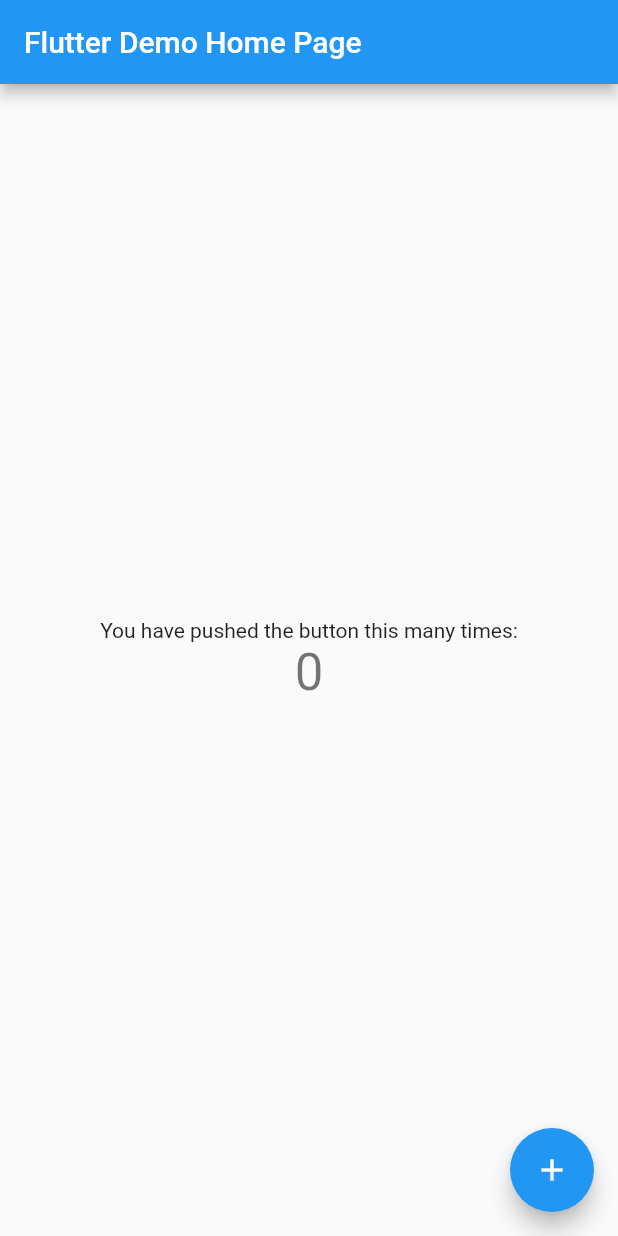
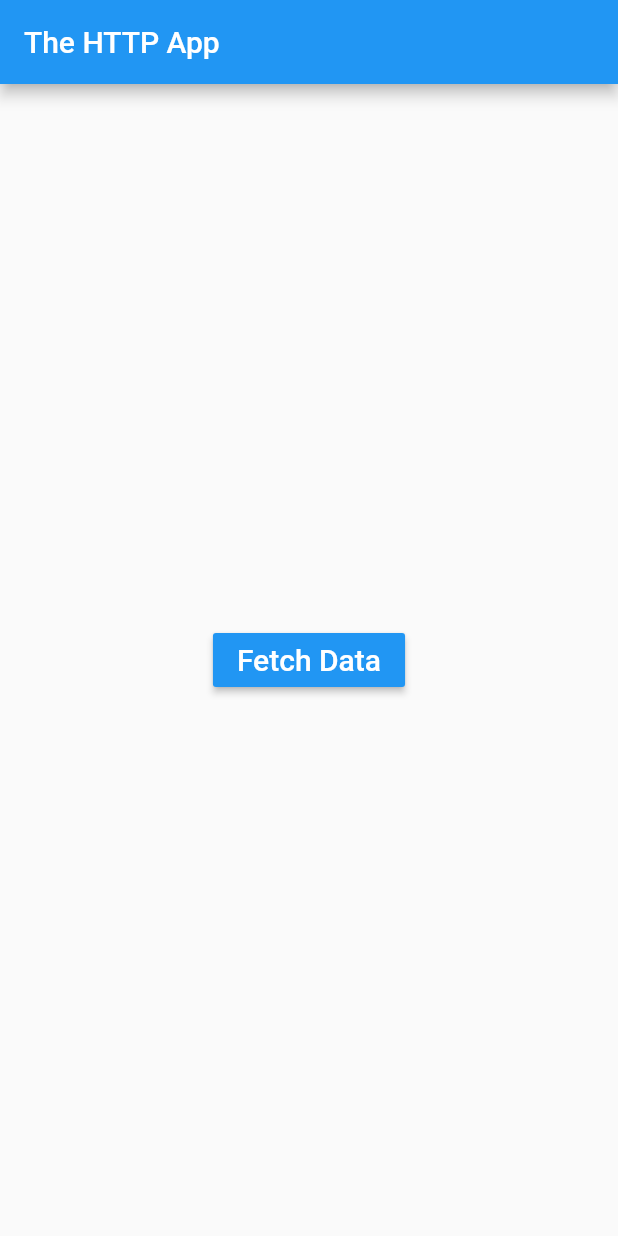
Before and after one commit to Parsh/Flutter, a Flutter app: the screen it shows after launch, on a phone screen of 412 x 824 dp. Run offline on Flutter 3.47's test engine with Material 2 defaults, Android fonts, the phone set to English and light mode, and no system bars.

Commit message:
App Concluded

```diff
--- a/http_app/lib/main.dart
+++ b/http_app/lib/main.dart
@@ -1,109 +1,54 @@
+import "dart:async";
+import "dart:convert";
+
 import 'package:flutter/material.dart';
+import "package:http/http.dart" as http;
 
-void main() => runApp(new MyApp());
+void main(){
+  runApp(
+    new MaterialApp(
+      title: "HTTP Flutter App",
+      color: Colors.blue,
+      home: new MyHttp()
+    )
+  );
+}
 
-class MyApp extends StatelessWidget {
-  // This widget is the root of your application.
+
+class MyHttp extends StatefulWidget{
   @override
-  Widget build(BuildContext context) {
-    return new MaterialApp(
-      title: 'Flutter Demo',
-      theme: new ThemeData(
-        // This is the theme of your application.
-        //
-        // Try running your application with "flutter run". You'll see the
-        // application has a blue toolbar. Then, without quitting the app, try
-        // changing the primarySwatch below to Colors.green and then invoke
-        // "hot reload" (press "r" in the console where you ran "flutter run",
-        // or press Run > Flutter Hot Reload in IntelliJ). Notice that the
-        // counter didn't reset back to zero; the application is not restarted.
-        primarySwatch: Colors.blue,
+  createState() => new MyHttpState();
+}
+
+class MyHttpState extends State<MyHttp>{
+
+Future<String> getData() async{
+    http.Response response = await http.get(
+      Uri.encodeFull("https://jsonplaceholder.typicode.com/posts"),
+      headers: {
+        'Accept': 'application/json'
+      }
+    );
+  var data = JSON.decode(response.body);
+  print(data[0]);
+}
+
+  @override
+  Widget build(BuildContext context){
+    return new Scaffold(
+      appBar: new AppBar(
+        title: new Text('The HTTP App'),
+        backgroundColor: Colors.blue,
       ),
-      home: new MyHomePage(title: 'Flutter Demo Home Page'),
+      body: new Container(
+        child: new Center(
+          child: new RaisedButton(
+            child: new Text("Fetch Data", style: new TextStyle(color: Colors.white, fontSize: 20.0)),
+            color: Colors.blue,
+            onPressed: getData,
+          )
+        )
+      ),
     );
   }
 }
-
-class MyHomePage extends StatefulWidget {
-  MyHomePage({Key key, this.title}) : super(key: key);
-
-  // This widget is the home page of your application. It is stateful, meaning
-  // that it has a State object (defined below) that contains fields that affect
-  // how it looks.
-
-  // This class is the configuration for the state. It holds the values (in this
-  // case the title) provided by the parent (in this case the App widget) and
-  // used by the build method of the State. Fields in a Widget subclass are
-  // always marked "final".
-
-  final String title;
-
-  @override
-  _MyHomePageState createState() => new _MyHomePageState();
-}
-
-class _MyHomePageState extends State<MyHomePage> {
-  int _counter = 0;
-
-  void _incrementCounter() {
-    setState(() {
-      // This call to setState tells the Flutter framework that something has
-      // changed in this State, which causes it to rerun the build method below
-      // so that the display can reflect the updated values. If we changed
-      // _counter without calling setState(), then the build method would not be
-      // called again, and so nothing would appear to happen.
-      _counter++;
-    });
-  }
-
-  @override
-  Widget build(BuildContext context) {
-    // This method is rerun every time setState is called, for instance as done
-    // by the _incrementCounter method above.
-    //
-    // The Flutter framework has been optimized to make rerunning build methods
-    // fast, so that you can just rebuild anything that needs updating rather
-    // than having to individually change instances of widgets.
-    return new Scaffold(
-      appBar: new AppBar(
-        // Here we take the value from the MyHomePage object that was created by
-        // the App.build method, and use it to set our appbar title.
-        title: new Text(widget.title),
-      ),
-      body: new Center(
-        // Center is a layout widget. It takes a single child and positions it
-        // in the middle of the parent.
-        child: new Column(
-          // Column is also layout widget. It takes a list of children and
-          // arranges them vertically. By default, it sizes itself to fit its
-          // children horizontally, and tries to be as tall as its parent.
-          //
-          // Invoke "debug paint" (press "p" in the console where you ran
-          // "flutter run", or select "Toggle Debug Paint" from the Flutter tool
-          // window in IntelliJ) to see the wireframe for each widget.
-          //
-          // Column has various properties to control how it sizes itself and
-          // how it positions its children. Here we use mainAxisAlignment to
-          // center the children vertically; the main axis here is the vertical
-          // axis because Columns are vertical (the cross axis would be
-          // horizontal).
-          mainAxisAlignment: MainAxisAlignment.center,
-          children: <Widget>[
-            new Text(
-              'You have pushed the button this many times:',
-            ),
-            new Text(
-              '$_counter',
-              style: Theme.of(context).textTheme.display1,
-            ),
-          ],
-        ),
-      ),
-      floatingActionButton: new FloatingActionButton(
-        onPressed: _incrementCounter,
-        tooltip: 'Increment',
-        child: new Icon(Icons.add),
-      ), // This trailing comma makes auto-formatting nicer for build methods.
-    );
-  }
-}
```
